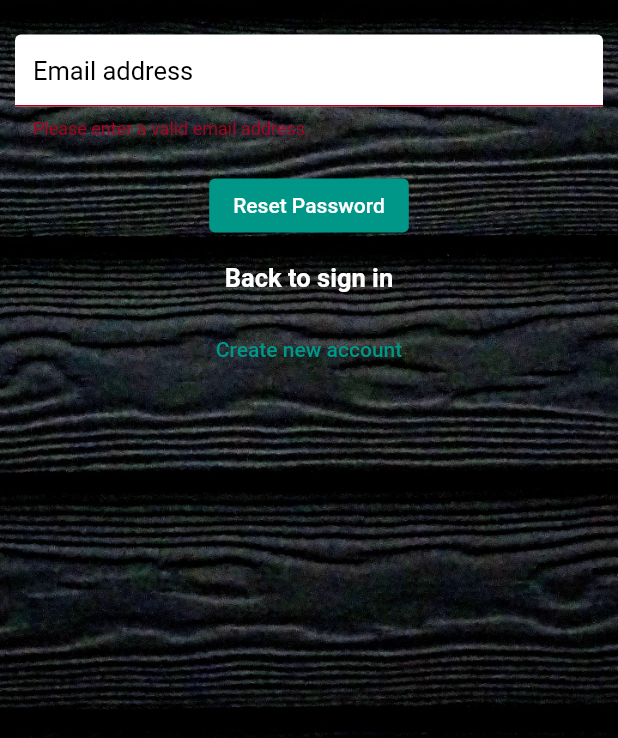
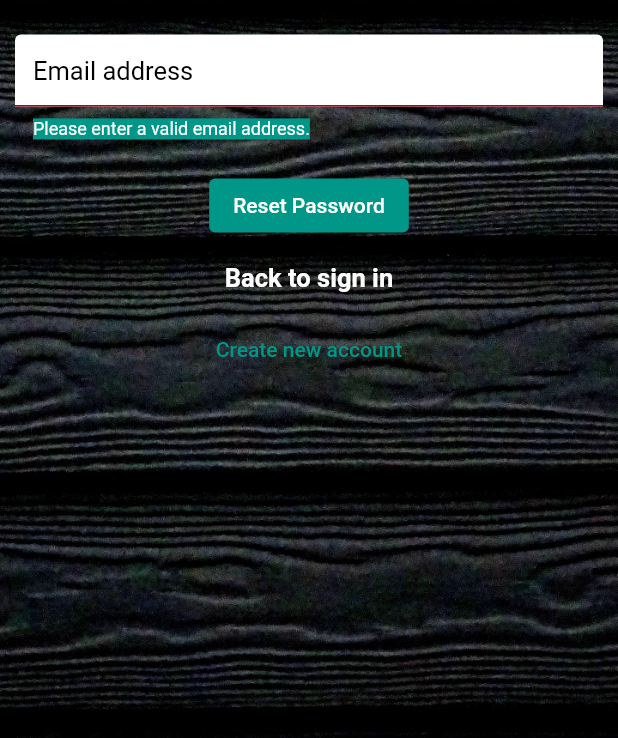
Before and after one commit to philippebernede/westcoachswing, a Flutter app: the screen it shows after launch, after a tap on "Login", after a tap on "Forgot Password?", on a phone screen of 412 x 824 dp, the part 498-1236 px from its top. Run offline on Flutter 3.47's test engine with Material 2 defaults, Android fonts, the light colour scheme and no system bars; our stand-ins replace assets_audio_player, cached_network_image, cloud_firestore, connectivity_plus, firebase_auth, firebase_core and 10 more; accounts and stored records are empty; Roboto replaces fonts that are missing (CentraleSansRegular).

Commit message:
Version 17 avril 2022 before IOS changes

```diff
--- a/lib/components/authentication_form.dart
+++ b/lib/components/authentication_form.dart
@@ -139,6 +139,8 @@
           borderSide: const BorderSide(color: Colors.white, width: 3)),
       hintText: hintText,
       hintStyle: inputTextStyle,
+      errorStyle:
+          const TextStyle(color: Colors.white, backgroundColor: Colors.teal),
     );
   }
 
@@ -244,6 +246,8 @@
                   ),
                   filled: true,
                   fillColor: Colors.white,
+                  errorStyle: const TextStyle(
+                      color: Colors.white, backgroundColor: Colors.teal),
                   enabledBorder: OutlineInputBorder(
                       borderRadius: BorderRadius.circular(10),
                       borderSide:
```
Also changed, not shown: Capture Dashboard.png (added), Capture Drills.png (added), Capture Filters.png (added).
